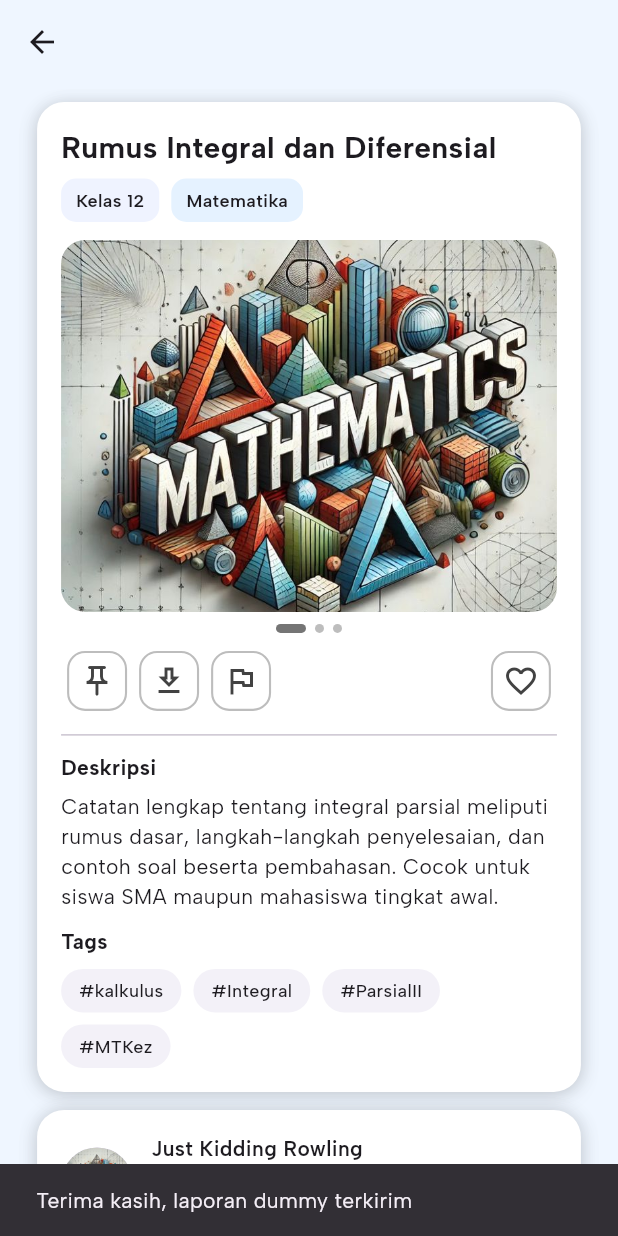
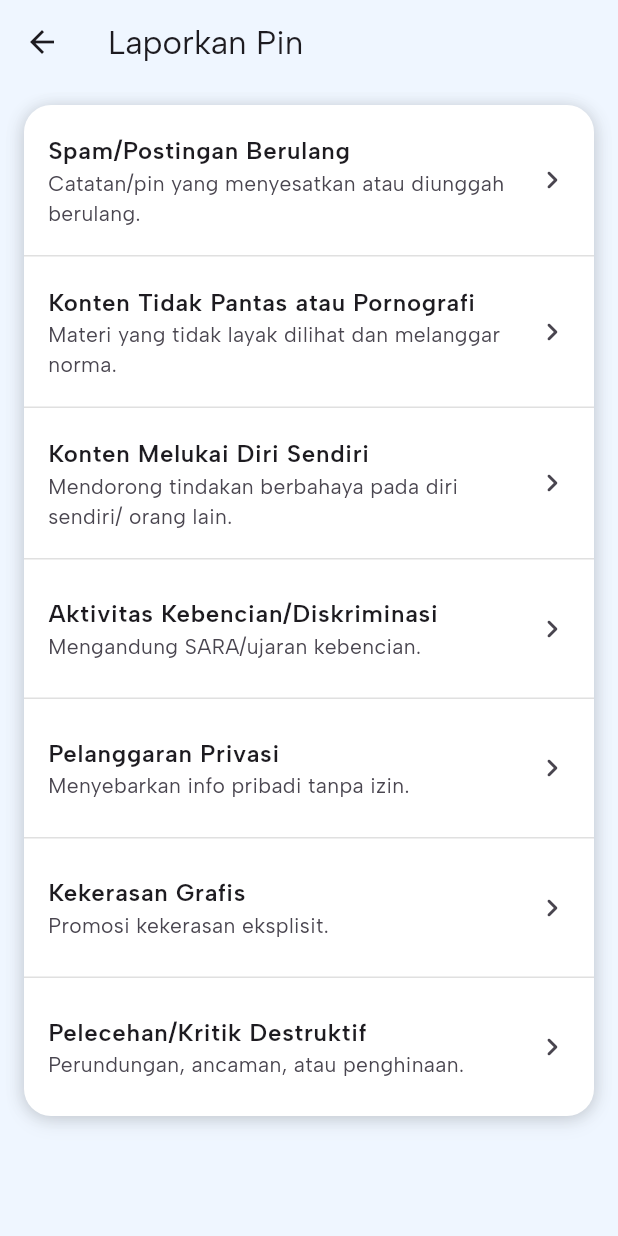
Before and after one commit to feliceyovita/EduPin, a Flutter app: the screen it shows after launch, after a tap on the "flag" icon, on a phone screen of 412 x 824 dp. Run offline on Flutter 3.47's test engine with Material 3 defaults, Android fonts, the phone set to English and light mode, and no system bars; our stand-ins replace go_router.

Commit message:
laporka cttn

```diff
--- a/lib/app/router.dart
+++ b/lib/app/router.dart
@@ -1,18 +1,14 @@
 import 'package:flutter/material.dart';
 import 'package:go_router/go_router.dart';
-
 import '../screens/detail_catatan.dart';
+import '../screens/report_note_screen.dart';
 import '../models/note_details.dart';
 
 GoRouter buildRouter() {
   final rootKey = GlobalKey<NavigatorState>();
-
   return GoRouter(
     navigatorKey: rootKey,
-
-    // 🟣 sementara: langsung ke halaman detail
     initialLocation: '/_debug/detail',
-
     routes: [
       GoRoute(
         path: '/_debug/detail',
@@ -22,9 +18,8 @@ GoRouter buildRouter() {
             title: 'Rumus Integral dan Diferensial',
             subject: 'Matematika',
             grade: 'Kelas 12',
-            tags: ['kalkulus', 'Integral', 'ParsialII', 'MTKez'],
-            description:
-            'Catatan lengkap tentang integral parsial meliputi rumus dasar, langkah-langkah penyelesaian, dan contoh soal beserta pembahasan. Cocok untuk siswa SMA maupun mahasiswa tingkat awal.',
+            tags: ['kalkulus','Integral','ParsialII','MTKez'],
+            description: 'Catatan lengkap tentang integral parsial meliputi rumus dasar, langkah-langkah penyelesaian, dan contoh soal beserta pembahasan. Sangat cocok untuk persiapan ujian matematika tingkat SMA dan kuliah (matematika dasar)',
             imageAssets: [
               'assets/images/sample_note.jpeg',
               'assets/images/sample_note.jpeg',
@@ -40,6 +35,13 @@ GoRouter buildRouter() {
           return NoteDetailPage(data: dummy);
         },
       ),
+      GoRoute(                                     // ⬅️ baru
+        path: '/report',
+        builder: (context, state) {
+          final note = state.extra as NoteDetail;  // kirim via extra
+          return ReportNoteScreen(note: note);
+        },
+      ),
     ],
   );
 }
--- a/lib/screens/detail_catatan.dart
+++ b/lib/screens/detail_catatan.dart
@@ -1,4 +1,5 @@
 import 'package:flutter/material.dart';
+import 'package:go_router/go_router.dart';
 import '../widgets/section_card.dart';
 import '../widgets/pill_tag.dart';
 import '../widgets/action_icon_button.dart';
@@ -97,10 +98,7 @@ class _NoteDetailPageState extends State<NoteDetailPage>
         ActionIconButton(
           icon: Icons.flag_outlined,
           tooltip: 'Laporkan',
-          onTap: () => ScaffoldMessenger.of(context).showSnackBar(
-            const SnackBar(
-                content: Text('Terima kasih, laporan dummy terkirim')),
-          ),
+          onTap: () => context.push('/report', extra: d),
         ),
         const Spacer(),
         ActionIconButton(
--- /dev/null
+++ b/lib/screens/report_note_screen.dart
@@ -0,0 +1,161 @@
+import 'package:flutter/material.dart';
+import 'package:go_router/go_router.dart';
+import '../models/note_details.dart';
+import '../widgets/section_card.dart';
+
+class ReportNoteScreen extends StatelessWidget {
+  final NoteDetail note;
+  const ReportNoteScreen({super.key, required this.note});
+
+  static const _reasons = [
+    ['Spam/Postingan Berulang', 'Catatan/pin yang menyesatkan atau diunggah berulang.'],
+    ['Konten Tidak Pantas atau Pornografi', 'Materi yang tidak layak dilihat dan melanggar norma.'],
+    ['Konten Melukai Diri Sendiri', 'Mendorong tindakan berbahaya pada diri sendiri/ orang lain.'],
+    ['Aktivitas Kebencian/Diskriminasi', 'Mengandung SARA/ujaran kebencian.'],
+    ['Pelanggaran Privasi', 'Menyebarkan info pribadi tanpa izin.'],
+    ['Kekerasan Grafis', 'Promosi kekerasan eksplisit.'],
+    ['Pelecehan/Kritik Destruktif', 'Perundungan, ancaman, atau penghinaan.'],
+  ];
+
+  @override
+  Widget build(BuildContext context) {
+    return Scaffold(
+      backgroundColor: const Color(0xFFEFF6FF),
+      appBar: AppBar(
+        backgroundColor: const Color(0xFFEFF6FF),
+        elevation: 0,
+        scrolledUnderElevation: 0,
+        surfaceTintColor: Colors.transparent,
+        shadowColor: Colors.transparent,
+        title: const Text('Laporkan Pin'),
+        leading: IconButton(
+          icon: const Icon(Icons.arrow_back),
+          onPressed: () => context.pop(),
+        ),
+      ),
+      body: SafeArea(
+        child: LayoutBuilder(
+          builder: (context, cons) {
+            final maxW = cons.maxWidth >= 700 ? 520.0 : cons.maxWidth - 32.0;
+
+            return SingleChildScrollView(
+              padding: const EdgeInsets.fromLTRB(16, 8, 16, 16),
+              child: Center(
+                child: ConstrainedBox(
+                  constraints: BoxConstraints(maxWidth: maxW),
+                  child: SectionCard(
+                    padding: EdgeInsets.zero,
+                    child: ListView.separated(
+                      shrinkWrap: true,
+                      physics: const NeverScrollableScrollPhysics(),
+                      padding: EdgeInsets.zero,
+                      itemCount: _reasons.length,
+                      separatorBuilder: (_, __) => const Divider(
+                        height: 1, thickness: 1, color: Color(0x1F000000),
+                      ),
+                      itemBuilder: (context, i) {
+                        final title = _reasons[i][0]!;
+                        final subtitle = _reasons[i][1]!;
+                        return ListTile(
+                          contentPadding: const EdgeInsets.symmetric(horizontal: 16, vertical: 10),
+                          title: Text(title, style: const TextStyle(fontWeight: FontWeight.w600)),
+                          subtitle: Text(subtitle),
+                          trailing: const Icon(Icons.chevron_right_rounded),
+                          onTap: () => _confirmReport(context, note, title),
+                        );
+                      },
+                    ),
+                  ),
+                ),
+              ),
+            );
+          },
+        ),
+      ),
+    );
+  }
+
+  void _confirmReport(BuildContext context, NoteDetail note, String reason) async {
+    final ok = await showDialog<bool>(
+      context: context,
+      builder: (ctx) => AlertDialog(
+        backgroundColor: Colors.white,
+        shape: RoundedRectangleBorder(borderRadius: BorderRadius.circular(16)),
+        title: Row(
+          mainAxisAlignment: MainAxisAlignment.center,
+          mainAxisSize: MainAxisSize.min,
+          children: const [
+            Icon(Icons.warning_amber_rounded, color: Colors.red),
+            SizedBox(width: 8),
+            Text(
+              'Laporkan Pin Ini?',
+              style: TextStyle(fontWeight: FontWeight.w700),
+            ),
+          ],
+        ),
+        content: Text(
+          'Kami akan meninjau pin "${note.title}".\nAlasan: $reason',
+          style: const TextStyle(fontSize: 14, height: 1.4),
+          textAlign: TextAlign.center,
+        ),
+        actions: [
+          TextButton(
+            onPressed: () => Navigator.pop(ctx, false),
+            child: const Text('Batal'),
+          ),
+          FilledButton(
+            style: FilledButton.styleFrom(
+              backgroundColor: Colors.red,
+              foregroundColor: Colors.white,
+              shape: RoundedRectangleBorder(borderRadius: BorderRadius.circular(10)),
+            ),
+            onPressed: () => Navigator.pop(ctx, true),
+            child: const Text('Laporkan'),
+          ),
+        ],
+      ),
+    );
+
+    if (ok != true) return;
+
+    // TODO: kirim ke backend Firebase nanti (collection "reports")
+
+    // Dialog sukses
+    await showDialog<void>(
+      context: context,
+      builder: (ctx) => AlertDialog(
+        backgroundColor: Colors.white,
+        shape: RoundedRectangleBorder(borderRadius: BorderRadius.circular(16)),
+        content: Column(
+          mainAxisSize: MainAxisSize.min,
+          children: const [
+            Icon(Icons.check_circle_rounded, color: Colors.green, size: 56),
+            SizedBox(height: 12),
+            Text('Terima kasih untuk melaporkan', style: TextStyle(fontWeight: FontWeight.w700)),
+            SizedBox(height: 6),
+            Text(
+              'Kami akan mengambil tindakan jika ada pelanggaran panduan komunitas.',
+              textAlign: TextAlign.center,
+              style: TextStyle(fontSize: 13),
+            ),
+          ],
+        ),
+        actions: [
+          Center(
+            child: FilledButton(
+              onPressed: () => Navigator.pop(ctx),
+              style: FilledButton.styleFrom(
+                backgroundColor: Colors.blue,
+                foregroundColor: Colors.white,
+                shape: RoundedRectangleBorder(borderRadius: BorderRadius.circular(10)),
+              ),
+              child: const Text('OK'),
+            ),
+          ),
+        ],
+      ),
+    );
+
+    if (context.mounted) context.pop();
+  }
+}
--- a/lib/widgets/section_card.dart
+++ b/lib/widgets/section_card.dart
@@ -3,37 +3,31 @@ import 'package:flutter/material.dart';
 class SectionCard extends StatelessWidget {
   final Widget child;
   final EdgeInsets? padding;
-  const SectionCard({super.key, required this.child, this.padding});
+  final EdgeInsets? margin;
+  const SectionCard({super.key, required this.child, this.padding, this.margin});
 
   @override
   Widget build(BuildContext context) {
     final pad = padding ?? const EdgeInsets.all(16);
+    final mar = margin ?? const EdgeInsets.symmetric(vertical: 6);
+
+    final radius = BorderRadius.circular(18);
+
     return Container(
+      margin: mar,
       decoration: BoxDecoration(
         color: Colors.white,
-        borderRadius: BorderRadius.circular(18),
+        borderRadius: radius,
         boxShadow: const [
-          // 🔹 Bayangan bawah
-          BoxShadow(
-            color: Color(0x1A000000), // 10% hitam
-            blurRadius: 10,
-            offset: Offset(0, 4),
-          ),
-          // 🔹 Bayangan kanan
-          BoxShadow(
-            color: Color(0x0F000000), // 6% hitam
-            blurRadius: 8,
-            offset: Offset(3, 0),
-          ),
-          // 🔹 Bayangan kiri
-          BoxShadow(
-            color: Color(0x0F000000), // 6% hitam
-            blurRadius: 8,
-            offset: Offset(-3, 0),
-          ),
+          BoxShadow(color: Color(0x1A000000), blurRadius: 10, offset: Offset(0, 4)),
+          BoxShadow(color: Color(0x0F000000), blurRadius: 8, offset: Offset(3, 0)),
+          BoxShadow(color: Color(0x0F000000), blurRadius: 8, offset: Offset(-3, 0)),
         ],
       ),
-      child: Padding(padding: pad, child: child),
+      child: ClipRRect(
+        borderRadius: radius,
+        child: Padding(padding: pad, child: child),
+      ),
     );
   }
 }
```
